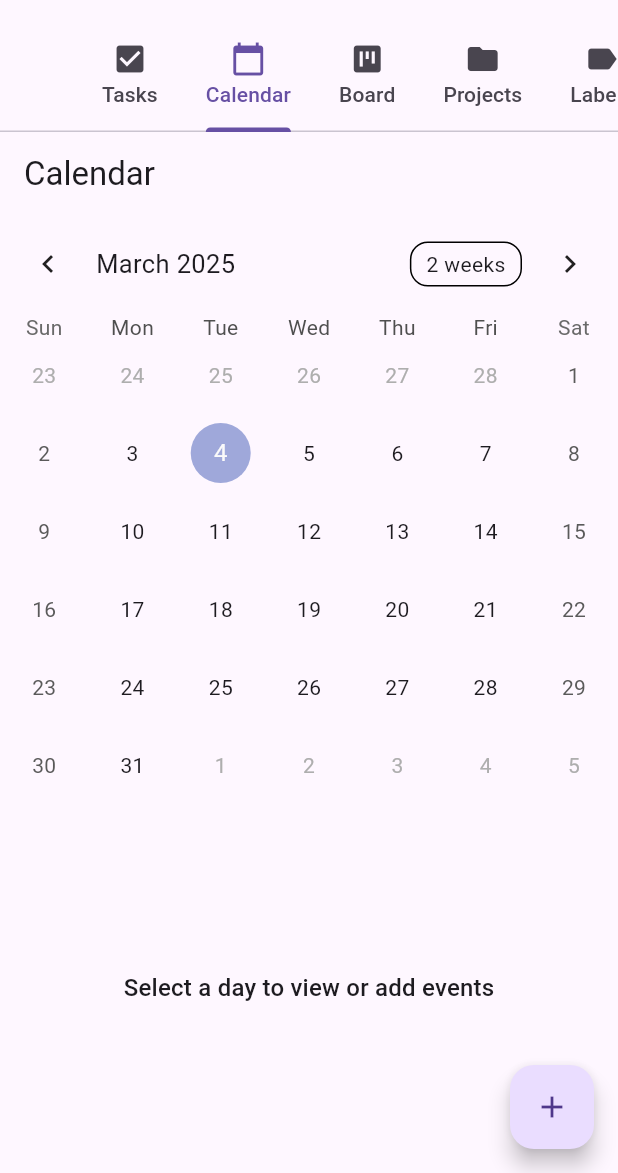
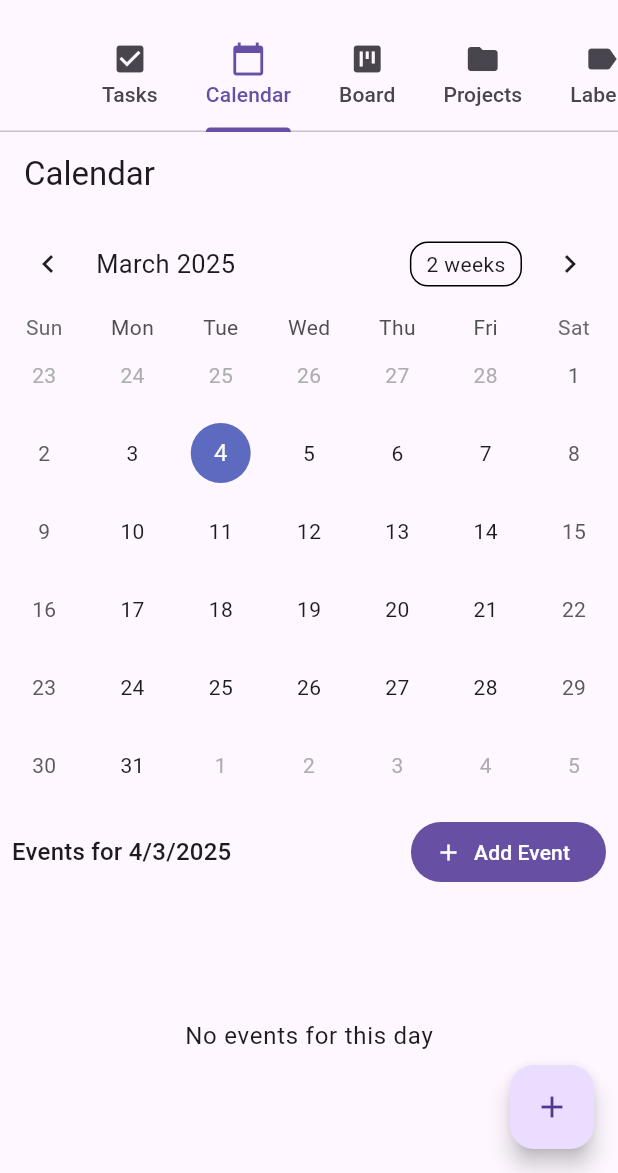
Before and after one commit to ahmedmakroum/todoodoo, a Flutter app: the screen it shows after launch, tab 2 chosen, on a phone screen of 412 x 824 dp, the part 63-1236 px from its top. Run offline on Flutter 3.47's test engine with Material 3 defaults, Android fonts, the light colour scheme and no system bars; drawn by our look-alikes of table_calendar; our stand-ins replace flutter_colorpicker, flutter_local_notifications, flutter_riverpod, riverpod, sqflite, sqflite_common_ffi and 1 more; accounts and stored records are empty.

Commit message:
added the daily stats and kind of finalised the app, still need to test notifs and changing ui next

```diff
--- /dev/null
+++ b/lib/models/daily_stats_model.dart
@@ -0,0 +1,70 @@
+import 'package:flutter/foundation.dart';
+
+class DailyStats {
+  int id;
+  DateTime date;
+  int tasksDone;
+  int focusMinutes;
+  int workoutsCompleted;
+  int caloriesConsumed;
+  int caloriesBurned;
+
+  DailyStats({
+    this.id = 0,
+    required this.date,
+    this.tasksDone = 0,
+    this.focusMinutes = 0,
+    this.workoutsCompleted = 0,
+    this.caloriesConsumed = 0,
+    this.caloriesBurned = 0,
+  });
+
+  Map<String, dynamic> toMap() {
+    final map = <String, dynamic>{
+      'date': date.toIso8601String(),
+      'tasks_done': tasksDone,
+      'focus_minutes': focusMinutes,
+      'workouts_completed': workoutsCompleted,
+      'calories_consumed': caloriesConsumed,
+      'calories_burned': caloriesBurned,
+    };
+
+    if (id != 0) {
+      map['id'] = id;
+    }
+
+    return map;
+  }
+
+  factory DailyStats.fromMap(Map<String, dynamic> map) {
+    return DailyStats(
+      id: map['id'] as int? ?? 0,
+      date: DateTime.parse(map['date'] as String),
+      tasksDone: map['tasks_done'] as int? ?? 0,
+      focusMinutes: map['focus_minutes'] as int? ?? 0,
+      workoutsCompleted: map['workouts_completed'] as int? ?? 0,
+      caloriesConsumed: map['calories_consumed'] as int? ?? 0,
+      caloriesBurned: map['calories_burned'] as int? ?? 0,
+    );
+  }
+
+  DailyStats copyWith({
+    int? id,
+    DateTime? date,
+    int? tasksDone,
+    int? focusMinutes,
+    int? workoutsCompleted,
+    int? caloriesConsumed,
+    int? caloriesBurned,
+  }) {
+    return DailyStats(
+      id: id ?? this.id,
+      date: date ?? this.date,
+      tasksDone: tasksDone ?? this.tasksDone,
+      focusMinutes: focusMinutes ?? this.focusMinutes,
+      workoutsCompleted: workoutsCompleted ?? this.workoutsCompleted,
+      caloriesConsumed: caloriesConsumed ?? this.caloriesConsumed,
+      caloriesBurned: caloriesBurned ?? this.caloriesBurned,
+    );
+  }
+}
--- a/lib/screens/calendar_page.dart
+++ b/lib/screens/calendar_page.dart
@@ -27,6 +27,10 @@ class _CalendarPageState extends ConsumerState<CalendarPage> {
     super.initState();
     _titleController = TextEditingController();
     _descriptionController = TextEditingController();
+    _selectedDay = _focusedDay;
+    WidgetsBinding.instance.addPostFrameCallback((_) {
+      ref.read(calendarProvider.notifier).loadEventsForDay(_focusedDay);
+    });
   }
 
   @override
--- a/lib/screens/home_page.dart
+++ b/lib/screens/home_page.dart
@@ -9,11 +9,12 @@ import 'package:todoodoo/screens/settings_page.dart';
 import 'package:todoodoo/screens/todo_page.dart';
 import 'package:todoodoo/screens/calendar_page.dart';
 import 'package:todoodoo/screens/labels_page.dart';
-import 'package:todoodoo/screens/stats_page.dart';
+import 'package:todoodoo/screens/daily_stats_page.dart';
 import 'package:todoodoo/screens/projects_page.dart';
 import 'package:todoodoo/screens/timer_page.dart';
 import 'package:todoodoo/screens/workout_planner_page.dart';
 import 'package:todoodoo/screens/calorie_counter_page.dart';
+import 'package:todoodoo/screens/daily_stats_page.dart';
 import '../providers/theme_provider.dart';
 import 'board_planner_page.dart';
 import '../models/task_model.dart';
@@ -127,10 +128,10 @@ class _HomePageState extends ConsumerState<HomePage> with SingleTickerProviderSt
             Tab(icon: Icon(Icons.view_kanban), text: 'Board'),
             Tab(icon: Icon(Icons.folder), text: 'Projects'),
             Tab(icon: Icon(Icons.label), text: 'Labels'),
-            Tab(icon: Icon(Icons.bar_chart), text: 'Stats'),
             Tab(icon: Icon(Icons.timer), text: 'Timer'),
             Tab(icon: Icon(Icons.fitness_center), text: 'Workout'),
             Tab(icon: Icon(Icons.restaurant_menu), text: 'Calories'),
+            Tab(icon: Icon(Icons.analytics), text: 'Daily Stats'),
           ],
         ),
       ),
@@ -142,7 +143,6 @@ class _HomePageState extends ConsumerState<HomePage> with SingleTickerProviderSt
           const BoardPlannerPage(),
           const ProjectsPage(),
           const LabelsPage(),
-          const StatsPage(),
           TimerPage(onSessionComplete: (duration) async {
             try {
               final session = FocusSession(
@@ -159,6 +159,7 @@ class _HomePageState extends ConsumerState<HomePage> with SingleTickerProviderSt
           }),
           const WorkoutPlannerPage(),
           const CalorieCounterPage(),
+          const DailyStatsPage(),
         ],
       ),
       floatingActionButton: FloatingActionButton(
```
Also changed, not shown: lib/screens/daily_stats_page.dart (added, +149 -0 lines), lib/screens/stats_page.dart (deleted, +0 -12 lines), lib/screens/workout_planner_page.dart (+6 -4 lines), lib/services/database_service.dart (+144 -1 lines), lib/services/notification_service.dart (+32 -0 lines), 1 other file.
